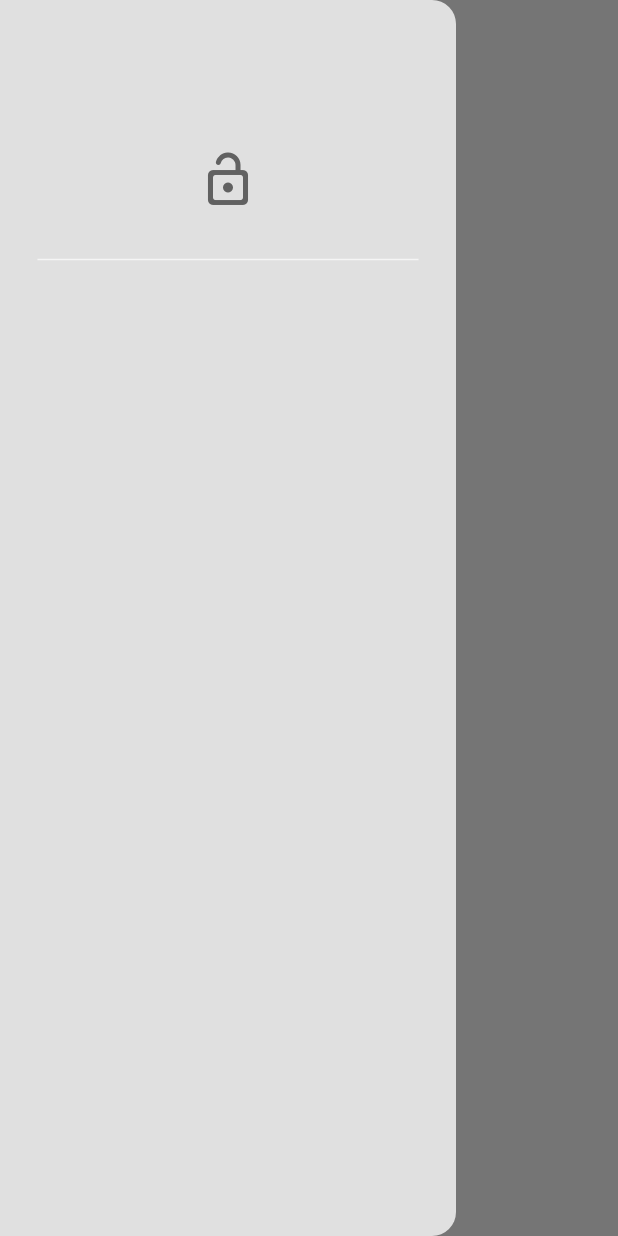
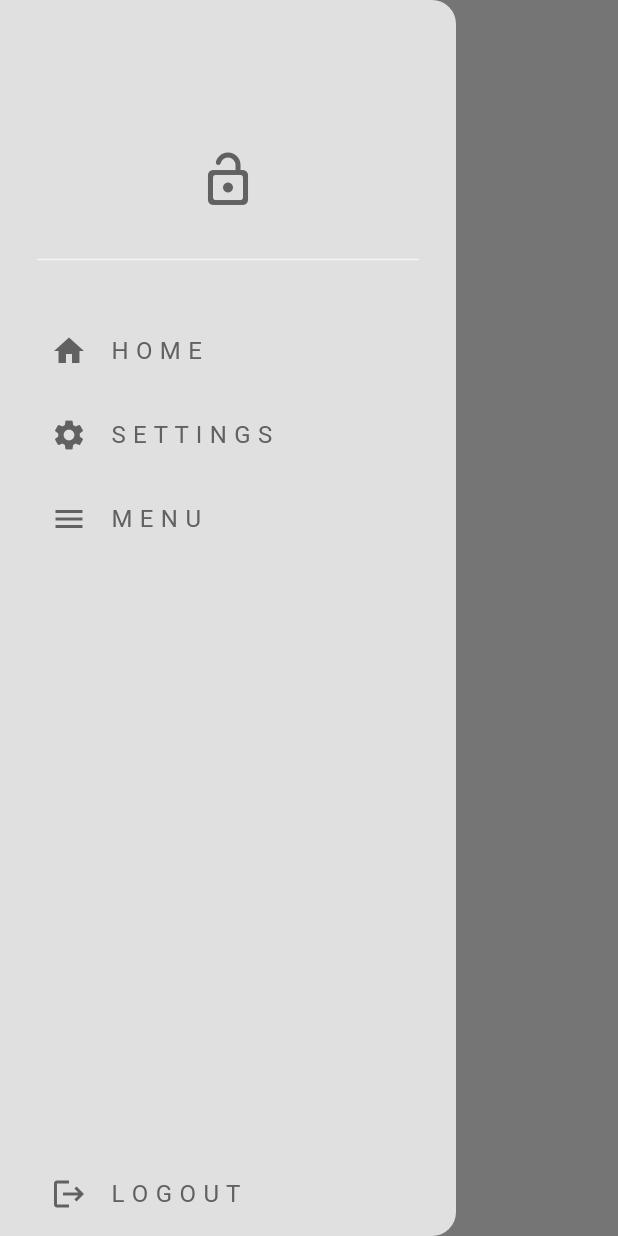
Before and after one commit to andreyscott/fooddelivery_app, a Flutter app: the HomePage screen opened directly, with the side drawer open, on a phone screen of 412 x 824 dp. Run offline on Flutter 3.47's test engine with Material 3 defaults, Android fonts, the light colour scheme and no system bars.

Commit message:
worked on some pages

```diff
--- a/lib/components/drawer.dart
+++ b/lib/components/drawer.dart
@@ -1,4 +1,6 @@
 import 'package:flutter/material.dart';
+import 'package:fooddelivery_app/components/my_drawer_tile.dart';
+import 'package:fooddelivery_app/pages/settings.dart';
 
 class MyDrawer extends StatelessWidget {
   const MyDrawer({super.key});
@@ -25,6 +27,19 @@ class MyDrawer extends StatelessWidget {
               color: Theme.of(context).colorScheme.secondary,
             ),
           ),
+          MyDrawerTile(
+              icon: Icons.home,
+              onTap: () => Navigator.pop(context),
+              text: "H O M E"),
+          MyDrawerTile(
+              icon: Icons.settings,
+              onTap: () => Navigator.push(context,
+                  MaterialPageRoute(builder: (context) => const Settings())),
+              text: "S E T T I N G S"),
+          MyDrawerTile(icon: Icons.menu, onTap: () {}, text: "M E N U"),
+
+          const Spacer(),
+          MyDrawerTile(icon: Icons.logout, onTap: () {}, text: "L O G O U T"),
         ],
       ),
     );
--- /dev/null
+++ b/lib/components/my_drawer_tile.dart
@@ -0,0 +1,31 @@
+import 'package:flutter/material.dart';
+
+class MyDrawerTile extends StatelessWidget {
+  final String text;
+  final IconData? icon;
+  final void Function()? onTap;
+
+  const MyDrawerTile({
+    super.key,
+    required this.icon,
+    required this.onTap,
+    required this.text,
+  });
+  @override
+  Widget build(BuildContext context) {
+    return Padding(
+      padding: const EdgeInsets.only(left: 18.0),
+      child: ListTile(
+        title: Text(
+          text,
+          style: TextStyle(color: Theme.of(context).colorScheme.inversePrimary),
+        ),
+        leading: Icon(
+          icon,
+          color: Theme.of(context).colorScheme.inversePrimary,
+        ),
+        onTap: onTap,
+      ),
+    );
+  }
+}
--- a/lib/main.dart
+++ b/lib/main.dart
@@ -1,6 +1,6 @@
 import 'package:flutter/material.dart';
 import 'package:fooddelivery_app/auth/login_or_register.dart';
-import 'package:fooddelivery_app/pages/login_page.dart';
+// import 'package:fooddelivery_app/pages/login_page.dart';
 import 'package:fooddelivery_app/themes/theme_provider.dart';
 import 'package:provider/provider.dart';
 
--- a/lib/pages/login_page.dart
+++ b/lib/pages/login_page.dart
@@ -23,7 +23,7 @@ class _LoginPageState extends State<LoginPage> {
     // then navigate to home page
 
     Navigator.push(
-        context, MaterialPageRoute(builder: (context) => HomePage()));
+        context, MaterialPageRoute(builder: (context) => const HomePage()));
   }
 
   @override
```
Also changed, not shown: lib/components/drawer_tile.dart (deleted, +0 -24 lines), lib/pages/settings.dart (added, +15 -0 lines).
